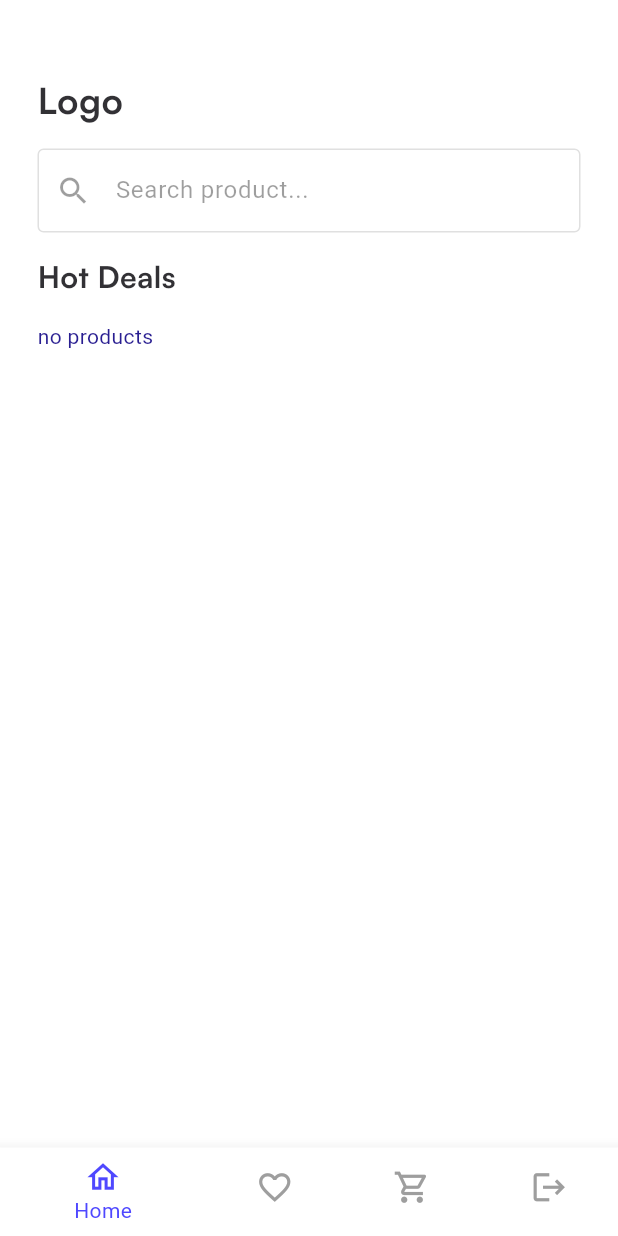
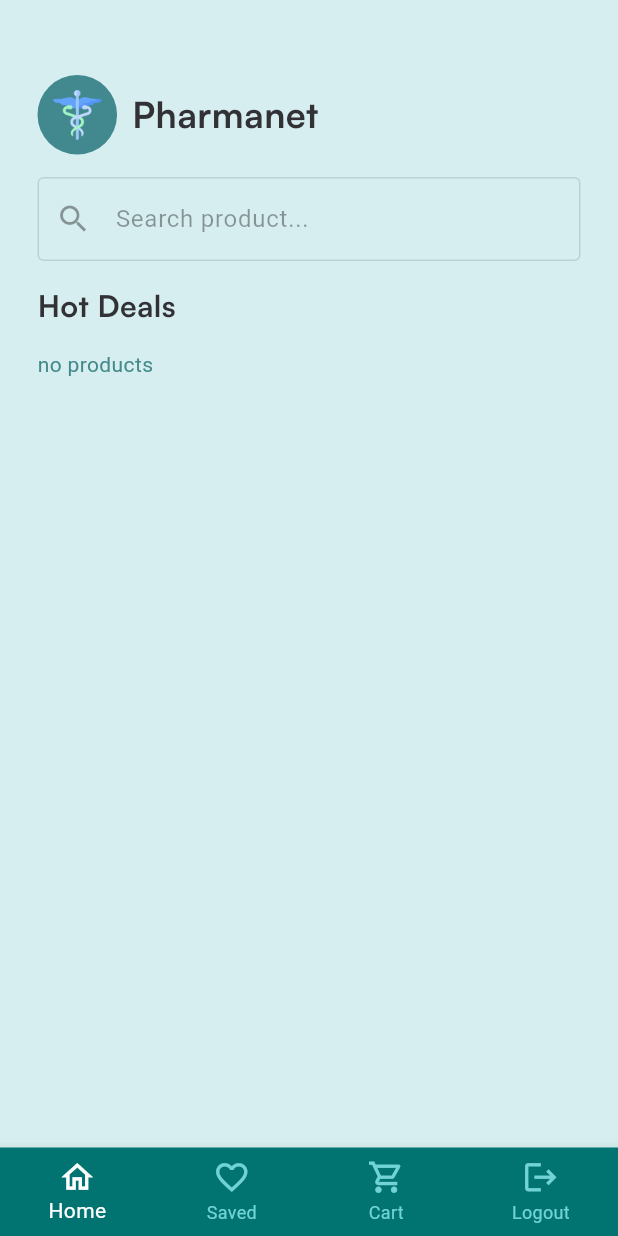
Before and after one commit to Ammarrrrrrr/DEPI, a Flutter app: the MainPage screen opened directly, on a phone screen of 412 x 824 dp. Run offline on Flutter 3.47's test engine with Material 3 defaults, Android fonts, the phone set to English and light mode, and no system bars; our stand-ins replace animate_do, cloud_firestore, firebase_auth, firebase_core, flutter_svg; accounts and stored records are empty.

Commit message:
update themes and colors

```diff
--- a/lib/MainPage.dart
+++ b/lib/MainPage.dart
@@ -23,14 +23,18 @@ class MainPage extends StatelessWidget {
       Home(),
       SavedItems(),
       Cart(cartItems: []),
+      SizedBox()
 
 
     ];
     return Scaffold(
       bottomNavigationBar: BottomNavigationBar(
+        // fixedColor: Color(0xff1d1d1d),
+        type: BottomNavigationBarType.fixed,
+        backgroundColor: const Color.fromARGB(255, 1, 116, 114),
         currentIndex: pro.iconindex,
-        selectedItemColor: Coloring().p500,
-        unselectedItemColor: Colors.grey,
+        selectedItemColor: Colors.white,
+        unselectedItemColor: Coloring().p500 ,
         iconSize: 25,
         onTap: (value) => pro.changeindex(value, context),
         items: const <BottomNavigationBarItem>[
@@ -55,7 +59,9 @@ class MainPage extends StatelessWidget {
           //   label: 'Oreders',
           // ),
         ],
+
       ),
+
       body: _widgetOptions[pro.pageindex],
     );
   }
--- a/lib/const/colors.dart
+++ b/lib/const/colors.dart
@@ -1,18 +1,18 @@
 import 'package:flutter/material.dart';
 
 class Coloring {
-  final p0 = Color(0xFFFFFFFF);
+  final p0 = Color(0xFFD6EEF0);
   //Primary Colors
   final p50 = Color(0xffebefff);
   final p100 = Color(0xffdae2ff);
   final p200 = Color(0xffbcc8ff);
   final p300 = Color(0xff94a3ff);
   final p400 = Color(0xff6a70ff);
-  final p500 = Color(0xff4f48ff);
-  final p600 = Color(0xff4027ff);
-  final p700 = Color(0xff452ce8);
-  final p800 = Color(0xff2c1ab9);
-  final p900 = Color(0xff291e91);
+  final p500 = Color(0xff71D3D5);
+  final p600 = Color(0xff71D3D5);
+  final p700 = Color(0xff71D3D5);
+  final p800 = Color(0xff71D3D5);
+  final p900 = Color.fromARGB(255, 69, 138, 139);
   final p950 = Color(0xff1a1254);
 
   //Neutral Colors
--- a/lib/const/images.dart
+++ b/lib/const/images.dart
@@ -1,3 +1,3 @@
 class Images{
-  final onBoarding1 = "assets/images/Onboarding1.png";
+  final onBoarding1 = "assets/images/onboarding.png";
 }
--- a/lib/pages/auth/widgets/app_botton.dart
+++ b/lib/pages/auth/widgets/app_botton.dart
@@ -11,7 +11,7 @@ class AppBotton extends StatelessWidget {
         height: 55,
         width: 340,
         decoration: BoxDecoration(
-          color: Color(0xff452CE8),
+          color: Color(0xff71D3D5),
           borderRadius: BorderRadius.circular(10),
         ),
         child: Center(
--- a/lib/pages/cart/cart.dart
+++ b/lib/pages/cart/cart.dart
@@ -27,9 +27,9 @@ class _CartState extends State<Cart> {
 
     log("cart length: " + cartItems.length.toString());
     return Scaffold(
-      backgroundColor: Colors.white,
+      // backgroundColor: Colors.white,
       appBar: AppBar(
-        backgroundColor: Colors.white,
+        backgroundColor: Color(0xFFD6EEF0),
         automaticallyImplyLeading: false,
         centerTitle: true,
         title: Text("My Cart", style: Fonts().heading4(color: Coloring().n950)),
--- a/lib/pages/cart/uiElements/item.dart
+++ b/lib/pages/cart/uiElements/item.dart
@@ -34,7 +34,7 @@ class CartItemTile extends StatelessWidget {
 
     return Container(
       decoration: BoxDecoration(
-        color: Colors.white,
+        color: Coloring().p0,
         border: Border(bottom: BorderSide(color: Coloring().n100)),
       ),
       padding: EdgeInsets.all(12),
--- a/lib/pages/custom-widgets/container_item.dart
+++ b/lib/pages/custom-widgets/container_item.dart
@@ -32,7 +32,7 @@ class ContainerItem extends StatelessWidget {
         width: 180, // fixed width for each item
         // height: 270,
         decoration: BoxDecoration(
-          color: const Color(0xFFF4F4F4),
+          color: const Color(0xFFEAFBFC),
           borderRadius: BorderRadius.circular(8),
         ),
         child: Stack(
--- a/lib/pages/mainpage/homeui.dart
+++ b/lib/pages/mainpage/homeui.dart
@@ -40,9 +40,28 @@ class Home extends StatelessWidget {
           children: [
             SizedBox(height: 10),
             Row(
-              mainAxisAlignment: MainAxisAlignment.spaceBetween,
+              // mainAxisAlignment: MainAxisAlignment.spaceBetween,
+              spacing: 10,
               children: [
-                Text('Logo', style: Fonts().heading4(color: Coloring().n950)),
+
+
+                Container(
+                  //width: 95,
+                  //height: 315,
+                  //alignment: Alignment.centerLeft,
+                  padding: const EdgeInsets.all(10),
+                  // margin: const EdgeInsets.only(left: 15),
+                  decoration: BoxDecoration(
+                    color: const Color.fromARGB(255, 66, 136, 143),
+                    borderRadius: BorderRadius.circular(50),
+                  ),
+                  child: Image.asset(
+                  'assets/images/medicine.png',
+                  scale: 15.5,
+                ),
+                ),
+                Text('Pharmanet', style: Fonts().heading4(color: Coloring().n950)),
+
                 // TextButton(
                 //   onPressed: () {
                 //     Navigator.push(
@@ -276,13 +295,12 @@ class Home extends StatelessWidget {
                               //height: 280,
                               padding: const EdgeInsets.all(10),
                               decoration: BoxDecoration(
-                                color: const Color(0xFFF4F4F4),
+                                color: const Color(0xFFEAFBFC),
                                 borderRadius: BorderRadius.circular(15),
                               ),
                               child: Stack(
                                 children: [
                                   Positioned(
-
                                     child: Center(
                                       child: Image(
                                         // width: 270,
@@ -294,7 +312,6 @@ class Home extends StatelessWidget {
                                       ),
                                     ),
                                   ),
-
 
                                   Positioned(
                                     top: 0,
--- a/lib/pages/saved-items/saved_items.dart
+++ b/lib/pages/saved-items/saved_items.dart
@@ -25,6 +25,7 @@ class SavedItems extends StatelessWidget {
 
     return Scaffold(
       appBar: AppBar(
+        backgroundColor: Color(0xFFD6EEF0),
         centerTitle: true,
         automaticallyImplyLeading: false,
         title: Text(
```
Also changed, not shown: lib/main.dart (+3 -4 lines), assets/images/medicine.png (added), assets/images/onboarding.png (added). Lines whose indentation alone changed are shown as unchanged.
